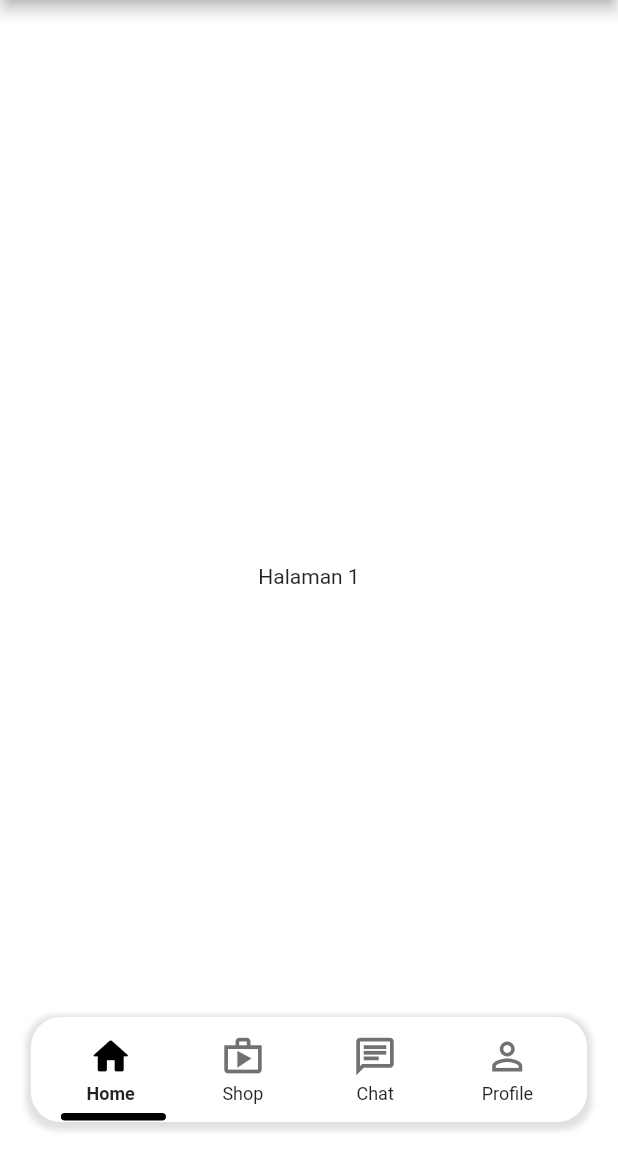
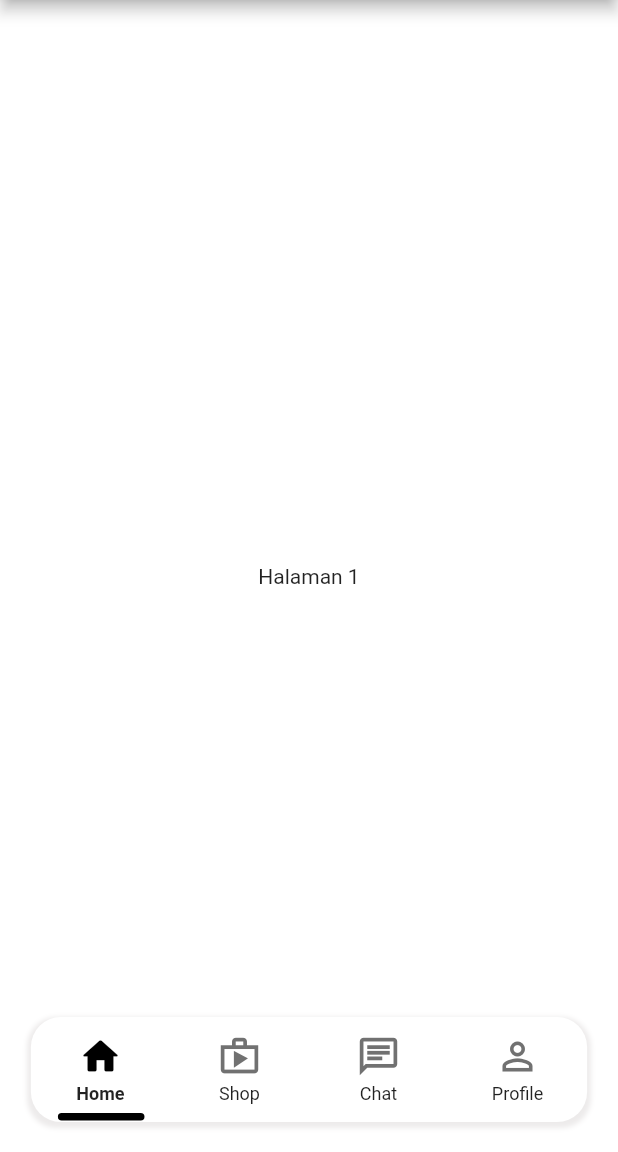
Before and after one commit to zakoraa/learn-flutter-animation, a Flutter app: the screen it shows after launch, on a phone screen of 412 x 824 dp, the part 84-1236 px from its top. Run offline on Flutter 3.47's test engine with Material 2 defaults, Android fonts, the light colour scheme and no system bars.

Commit message:
fix: fix bottom navbar animation

```diff
--- a/lib/theme/color.dart
+++ b/lib/theme/color.dart
@@ -3,5 +3,6 @@ import 'package:flutter/material.dart';
 class CustomColor {
   static const primaryColor = Color(0xff3AB038);
   static const secondaryColor = Color(0xffB6D0B5);
-  static const shadowColor = Color.fromARGB(255, 225, 224, 224);
+  static const shadowColor = Color.fromARGB(255, 237, 235, 235);
+
 }
--- a/lib/widget/global/bottom_navbar.dart
+++ b/lib/widget/global/bottom_navbar.dart
@@ -16,7 +16,7 @@ class _BottomNavbarState extends State<BottomNavbar> {
     "Chat": [Icons.chat_outlined, Icons.chat_rounded],
     "Profile": [Icons.person_outline, Icons.person_rounded]
   };
-
+  double widthTab = 0;
   int selectedIndex = 0;
 
   void selectIndex(int index) {
@@ -24,16 +24,16 @@ class _BottomNavbarState extends State<BottomNavbar> {
     setState(() {});
   }
 
-  double handleBarAnimation(int index) {
+  double handleBarAnimation(int index, double widthTab) {
     switch (selectedIndex) {
       case 0:
         return 0;
       case 1:
-        return 86;
+        return this.widthTab;
       case 2:
-        return 86 * 2 + 3;
+        return this.widthTab * 2;
       case 3:
-        return 86 * 3 + 3;
+        return this.widthTab * 3;
       default:
         return 0;
     }
@@ -41,6 +41,7 @@ class _BottomNavbarState extends State<BottomNavbar> {
 
   @override
   Widget build(BuildContext context) {
+    widthTab = getWidth(context) * 0.9 / tabs.length;
     return Positioned(
       bottom: 20,
       width: getWidth(context) * 0.9,
@@ -52,8 +53,8 @@ class _BottomNavbarState extends State<BottomNavbar> {
             color: Colors.white,
             boxShadow: const [
               BoxShadow(
-                  blurRadius: 3,
-                  spreadRadius: 3,
+                  blurRadius: 2,
+                  spreadRadius: 2,
                   offset: Offset(0, 2),
                   color: CustomColor.shadowColor)
             ]),
@@ -66,7 +67,7 @@ class _BottomNavbarState extends State<BottomNavbar> {
                   (index) => GestureDetector(
                         onTap: () => selectIndex(index),
                         child: SizedBox(
-                          width: 70,
+                          width: getWidth(context) * 0.9 / tabs.length,
                           child: Column(
                             mainAxisAlignment: MainAxisAlignment.center,
                             children: [
@@ -96,11 +97,11 @@ class _BottomNavbarState extends State<BottomNavbar> {
                       )),
             ),
             AnimatedPositioned(
-              duration: const Duration(milliseconds: 100),
+              duration: const Duration(milliseconds: 150),
               bottom: 0,
-              left: 20 + handleBarAnimation(selectedIndex),
+              left: 18 + handleBarAnimation(selectedIndex, widthTab),
               child: Container(
-                width: 70,
+                width: widthTab - 35,
                 height: 5,
                 margin: const EdgeInsets.only(bottom: 1),
                 decoration: BoxDecoration(
```
